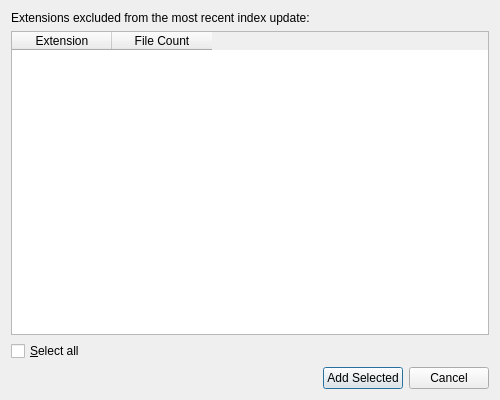
Above: dialogs/ExcludedExtensionsDialog.ui from otengler/CodeBeagle before the change. Below: the same form after it.
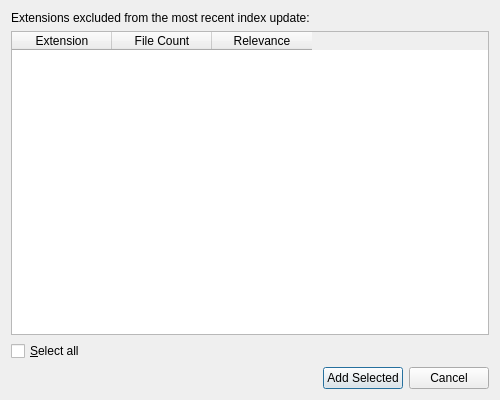
That is the form after the change.

Commit message: Show the excluded extensions by relevance

Patch:
```diff
--- a/dialogs/ExcludedExtensionsDialog.ui
+++ b/dialogs/ExcludedExtensionsDialog.ui
@@ -39,7 +39,7 @@
       <enum>QAbstractItemView::SelectRows</enum>
      </property>
      <property name="sortingEnabled">
-      <bool>false</bool>
+      <bool>true</bool>
      </property>
      <column>
       <property name="text">
@@ -51,6 +51,11 @@
        <string>File Count</string>
       </property>
      </column>
+     <column>
+      <property name="text">
+       <string>Relevance</string>
+      </property>
+     </column>
     </widget>
    </item>
    <item>
```
The commit also changes 1 other file.
